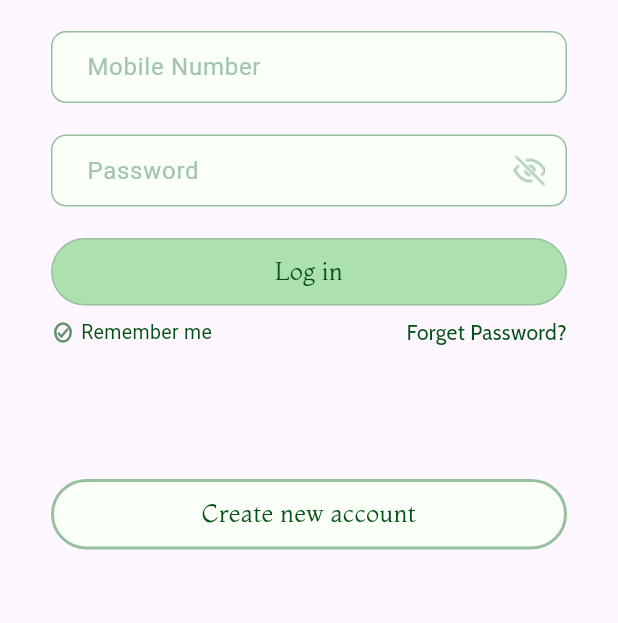
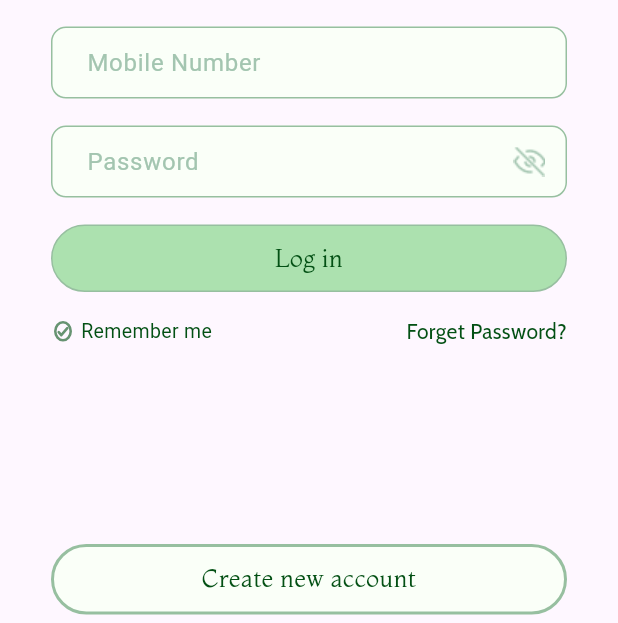
Before and after one commit to JafarKMarouf/healthy_food_app, a Flutter app: the screen it shows after launch, on a phone screen of 412 x 824 dp, the part 613-1236 px from its top. Run offline on Flutter 3.47's test engine with Material 3 defaults, Android fonts, the phone set to English and light mode, and no system bars; our stand-ins replace flutter_otp_text_field, flutter_svg, get; Roboto replaces fonts that are missing (Cabin-Medium, assets/fonts/Montaga-Regular.ttf); project files that could hold a hidden picture were left out.

Commit message:
Fix some issus in design

```diff
--- a/lib/core/constants/constants.dart
+++ b/lib/core/constants/constants.dart
@@ -1,4 +1,4 @@
 import 'package:get/get.dart';
 
-const Duration kDuration = Duration(milliseconds: 900);
+const Duration kDuration = Duration(milliseconds: 1500);
 const Transition kTransition = Transition.fadeIn;
--- a/lib/core/shared/custome_text_form_field.dart
+++ b/lib/core/shared/custome_text_form_field.dart
@@ -2,7 +2,7 @@ import 'package:flutter/material.dart';
 import 'package:healthyfood/core/constants/app_colors.dart';
 
 class CustomeTextFormField extends StatelessWidget {
-  final TextEditingController? customController;
+  final TextEditingController? textEditingController;
   final String? hintText;
   final TextInputType type;
   final bool isSuffix;
@@ -12,19 +12,19 @@ class CustomeTextFormField extends StatelessWidget {
   final String? Function(String?)? validate;
   final void Function(String)? onChange;
   final String? Function(String?)? onSubmit;
-  final VoidCallback? onPressedSuffix;
+  final VoidCallback? tappedSuffix;
 
   const CustomeTextFormField({
     super.key,
     required this.type,
     required this.isSuffix,
     this.validate,
-    this.customController,
+    this.textEditingController,
     this.hintText,
     this.prefix,
     this.suffix,
     this.isObscure = false,
-    this.onPressedSuffix,
+    this.tappedSuffix,
     this.onChange,
     this.onSubmit,
   });
@@ -35,7 +35,7 @@ class CustomeTextFormField extends StatelessWidget {
       style: const TextStyle(
         color: AppColors.fontColor,
       ),
-      controller: customController,
+      controller: textEditingController,
       keyboardType: type,
       onChanged: onChange,
       onFieldSubmitted: onSubmit,
--- a/lib/features/auth/view/login_view.dart
+++ b/lib/features/auth/view/login_view.dart
@@ -5,6 +5,7 @@ import 'package:healthyfood/core/shared/custome_button.dart';
 import 'package:healthyfood/features/auth/controller/logincontroller.dart';
 import 'package:healthyfood/features/auth/view/widgets/auth_logo.dart';
 import 'package:healthyfood/features/auth/view/widgets/login_form.dart';
+import 'package:healthyfood/features/auth/view/widgets/row_login.dart';
 
 class LoginView extends StatelessWidget {
   const LoginView({super.key});
@@ -23,9 +24,13 @@ class LoginView extends StatelessWidget {
               padding: const EdgeInsets.symmetric(horizontal: 34),
               child: Column(
                 children: [
+                  const LoginForm(),
                   SizedBox(
-                    height: MediaQuery.of(context).size.height * .45,
-                    child: const LoginForm(),
+                    height: MediaQuery.of(context).size.height * .005,
+                  ),
+                  const RowLogin(),
+                  SizedBox(
+                    height: MediaQuery.of(context).size.height * .16,
                   ),
                   CustomeButton(
                     textColor: AppColors.fontColor,
--- a/lib/features/auth/view/signup_view.dart
+++ b/lib/features/auth/view/signup_view.dart
@@ -12,7 +12,7 @@ class SignupView extends StatelessWidget {
       body: Container(
         height: MediaQuery.of(context).size.height * 1.07,
         padding: const EdgeInsets.only(
-          top: 45,
+          top: 35,
           right: 34,
           left: 34,
         ),
@@ -27,6 +27,9 @@ class SignupView extends StatelessWidget {
             ),
             const SignupForm(),
             const RowSignup(),
+            SizedBox(
+              height: MediaQuery.of(context).size.height * .02,
+            ),
           ],
         ),
       ),
--- a/lib/features/auth/view/widgets/login_form.dart
+++ b/lib/features/auth/view/widgets/login_form.dart
@@ -8,14 +8,15 @@ import 'package:healthyfood/core/shared/custome_button.dart';
 import 'package:healthyfood/core/shared/custome_text_form_field.dart';
 import 'package:healthyfood/features/auth/controller/logincontroller.dart';
 import 'package:healthyfood/features/auth/view/widgets/custome_fails.dart';
-import 'package:healthyfood/features/auth/view/widgets/row_login.dart';
 
 class LoginForm extends StatelessWidget {
   const LoginForm({super.key});
   @override
   Widget build(BuildContext context) {
     LoginControllerImp loginControllerImp = Get.put(LoginControllerImp());
-    return Form(
+    return SizedBox(
+      // height: MediaQuery.of(context).size.height * .45,
+      child: Form(
         key: loginControllerImp.formKey,
         autovalidateMode: loginControllerImp.autoValidate,
         child: Column(
@@ -32,7 +33,7 @@ class LoginForm extends StatelessWidget {
                 return null;
               },
             ),
-          const SizedBox(height: 21),
+            const SizedBox(height: 18),
             CustomeTextFormField(
               type: TextInputType.number,
               isSuffix: true,
@@ -44,7 +45,7 @@ class LoginForm extends StatelessWidget {
                 return null;
               },
             ),
-          const SizedBox(height: 21),
+            const SizedBox(height: 18),
             GetX<LoginControllerImp>(
               builder: (controller) => CustomeTextFormField(
                 validate: (value) {
@@ -66,11 +67,14 @@ class LoginForm extends StatelessWidget {
                   },
                   child: controller.visible.value
                       ? Image.asset(AppImages.invisible)
-                    : Image.asset(AppImages.visible),
+                      : const Icon(
+                          Icons.remove_red_eye_outlined,
+                          color: AppColors.hintTextColor,
                         ),
                 ),
               ),
-          const SizedBox(height: 21),
+            ),
+            const SizedBox(height: 18),
             CustomeButton(
               textColor: AppColors.fontColor,
               title: 'Log in',
@@ -96,9 +100,9 @@ class LoginForm extends StatelessWidget {
               borderColor: AppColors.borderButtonColor,
               borderWidth: 1,
             ),
-          const SizedBox(height: 8),
-          const RowLogin(),
+            const SizedBox(height: 12),
           ],
+        ),
       ),
     );
   }
--- a/pubspec.yaml
+++ b/pubspec.yaml
@@ -16,6 +16,7 @@ dependencies:
   flutter_otp_text_field: ^1.1.3+2
   flutter_svg: ^2.0.10+1
   get: ^4.6.6
+  image_picker: ^1.1.1
 
 dev_dependencies:
   flutter_lints: ^4.0.0
```
Also changed, not shown: lib/features/auth/view/widgets/signup_form.dart (+15 -9 lines), lib/core/constants/app_colors.dart (line endings or trailing spaces), pubspec.lock, 5 other files. Lines whose indentation alone changed are shown as unchanged.
